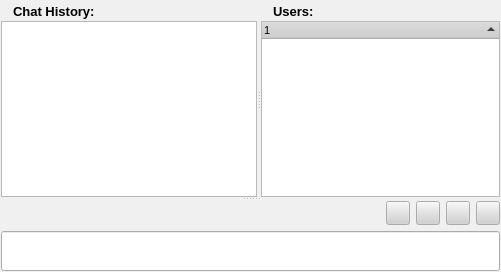
This is rs-Qt-gui/src/gui/ChatDialog.ui in autoscatto/retroshare as Qt 5 draws it before an edit. The edited form follows.
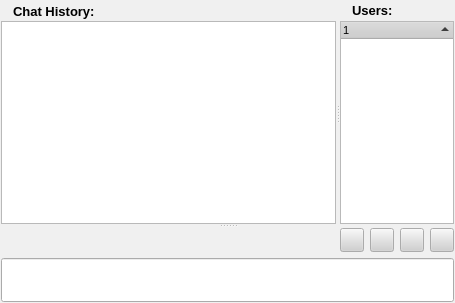
This is the edited form. Icons and pictures are not drawn.

Commit message: fixed ChatDialog and MessengWindow, only show needed infos not more all,

Diff of the .ui file:
```diff
--- a/rs-Qt-gui/src/gui/ChatDialog.ui
+++ b/rs-Qt-gui/src/gui/ChatDialog.ui
@@ -5,8 +5,8 @@
    <rect>
     <x>0</x>
     <y>0</y>
-    <width>501</width>
-    <height>272</height>
+    <width>455</width>
+    <height>303</height>
    </rect>
   </property>
   <property name="sizePolicy" >
@@ -532,6 +532,14 @@
         </property>
         <item row="1" column="0" >
          <widget class="QTextEdit" name="msgText" >
+          <property name="sizePolicy" >
+           <sizepolicy>
+            <hsizetype>7</hsizetype>
+            <vsizetype>3</vsizetype>
+            <horstretch>0</horstretch>
+            <verstretch>0</verstretch>
+           </sizepolicy>
+          </property>
           <property name="font" >
            <font>
             <pointsize>9</pointsize>
@@ -636,9 +644,12 @@
             <property name="orientation" >
              <enum>Qt::Horizontal</enum>
             </property>
+            <property name="sizeType" >
+             <enum>QSizePolicy::Expanding</enum>
+            </property>
             <property name="sizeHint" >
              <size>
-              <width>191</width>
+              <width>41</width>
               <height>20</height>
              </size>
             </property>
@@ -654,6 +665,14 @@
             </property>
             <item row="0" column="1" >
              <widget class="QLabel" name="label_14" >
+              <property name="sizePolicy" >
+               <sizepolicy>
+                <hsizetype>5</hsizetype>
+                <vsizetype>0</vsizetype>
+                <horstretch>0</horstretch>
+                <verstretch>0</verstretch>
+               </sizepolicy>
+              </property>
               <property name="font" >
                <font>
                 <pointsize>10</pointsize>
@@ -682,6 +701,20 @@
         </item>
         <item row="1" column="0" >
          <widget class="QTreeWidget" name="msgSendList" >
+          <property name="sizePolicy" >
+           <sizepolicy>
+            <hsizetype>13</hsizetype>
+            <vsizetype>13</vsizetype>
+            <horstretch>0</horstretch>
+            <verstretch>0</verstretch>
+           </sizepolicy>
+          </property>
+          <property name="minimumSize" >
+           <size>
+            <width>20</width>
+            <height>0</height>
+           </size>
+          </property>
           <property name="contextMenuPolicy" >
            <enum>Qt::CustomContextMenu</enum>
           </property>
```
Left out of the diff: 114 changed lines with no effect on the pictures. The commit also changes 2 other files.
